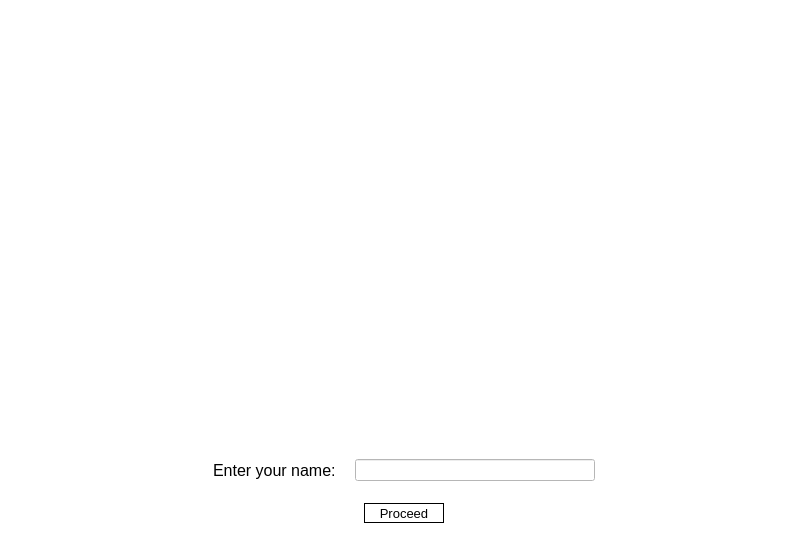
Qt form screen/_ui/home_screen.ui (pranav1416/elixir-math-quiz) before a commit.
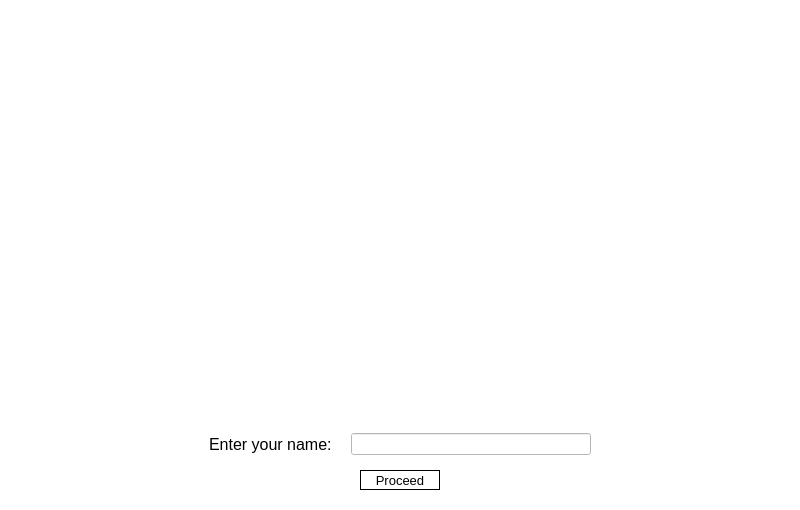
The same form after that commit. Icons and pictures are not drawn.

Commit message: fixed bugs removed practice button from nav_screen fixed ui size issues

```diff
--- a/screen/_ui/home_screen.ui
+++ b/screen/_ui/home_screen.ui
@@ -6,8 +6,8 @@
    <rect>
     <x>0</x>
     <y>0</y>
-    <width>809</width>
-    <height>551</height>
+    <width>800</width>
+    <height>510</height>
    </rect>
   </property>
   <property name="windowTitle">
@@ -42,8 +42,8 @@
        <widget class="QLabel" name="label_2">
         <property name="maximumSize">
          <size>
-          <width>600</width>
-          <height>400</height>
+          <width>590</width>
+          <height>390</height>
          </size>
         </property>
         <property name="text">
```
The commit also changes 10 other files.
